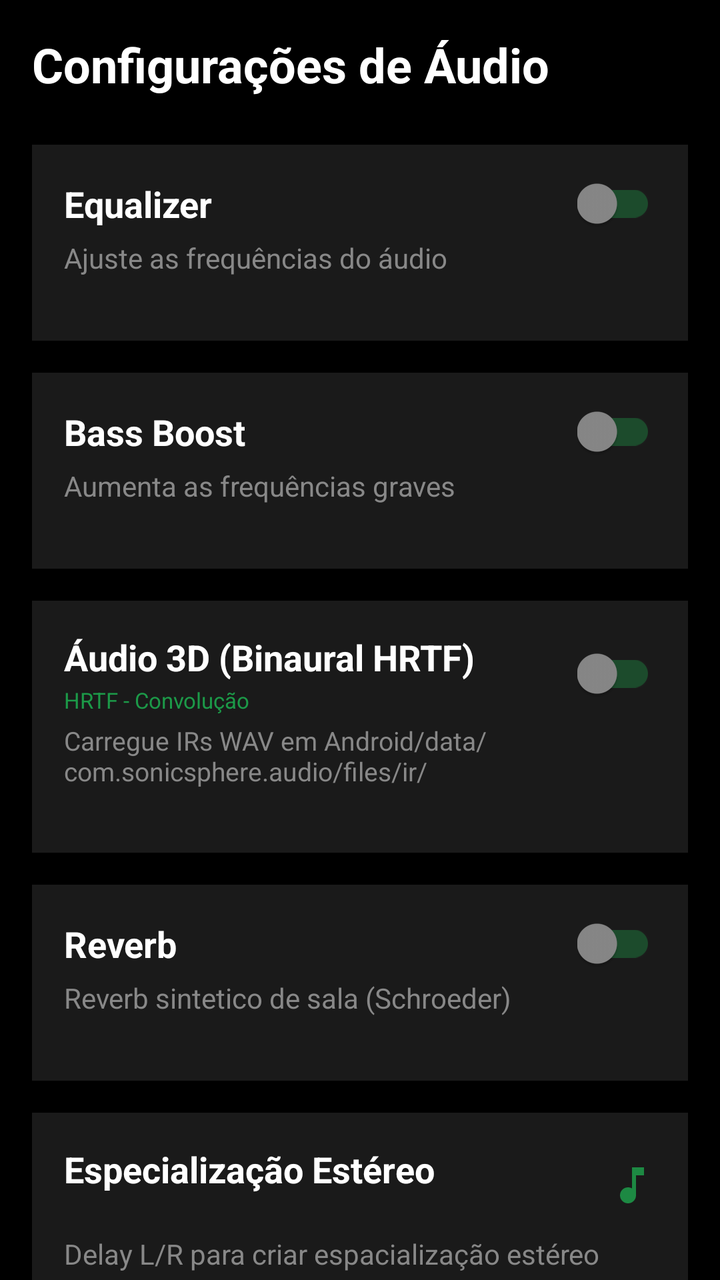
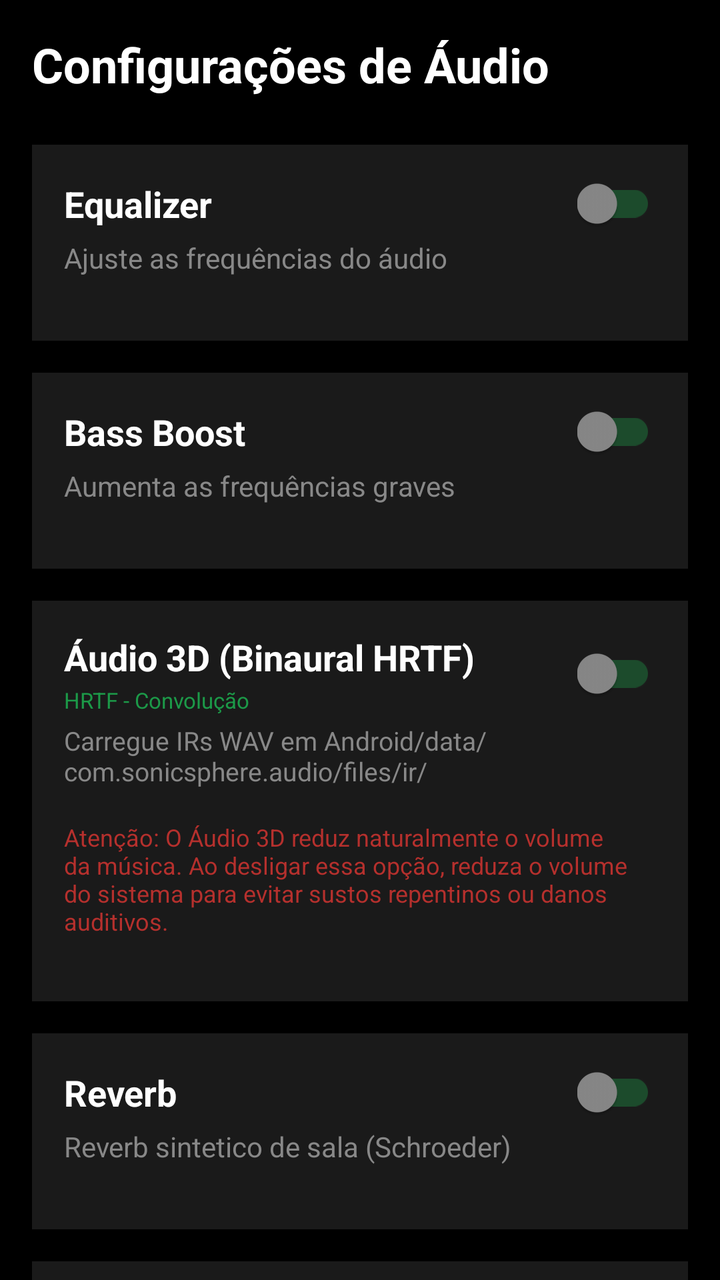

An Android layout rendered at two revisions. The XML below is the earlier revision; the diff shows what the commit changed to produce the second picture.
<!-- AndroidManifest.xml: application theme Theme.AppCompat.DayNight.DarkActionBar -->
<!-- res/layout/fragment_settings.xml -->
<?xml version="1.0" encoding="utf-8"?>
<ScrollView xmlns:android="http://schemas.android.com/apk/res/android"
    xmlns:app="http://schemas.android.com/apk/res-auto"
    android:layout_width="match_parent"
    android:layout_height="match_parent"
    android:background="@color/black"
    android:fillViewport="true">

    <LinearLayout
        android:layout_width="match_parent"
        android:layout_height="wrap_content"
        android:orientation="vertical"
        android:padding="16dp">

        
        <TextView
            android:id="@+id/textView"
            android:layout_width="match_parent"
            android:layout_height="wrap_content"
            android:text="Configurações de Áudio"
            android:textColor="@color/white"
            android:textSize="24sp"
            android:textStyle="bold"
            android:layout_marginBottom="24dp" />

        
        <LinearLayout
            android:layout_width="match_parent"
            android:layout_height="wrap_content"
            android:orientation="vertical"
            android:background="#1A1A1A"
            android:padding="16dp"
            android:layout_marginBottom="16dp">

            <LinearLayout
                android:layout_width="match_parent"
                android:layout_height="wrap_content"
                android:orientation="horizontal"
                android:gravity="center_vertical">

                <TextView
                    android:layout_width="0dp"
                    android:layout_height="wrap_content"
                    android:layout_weight="1"
                    android:text="Equalizer"
                    android:textColor="@color/white"
                    android:textSize="18sp"
                    android:textStyle="bold" />

                <androidx.appcompat.widget.SwitchCompat
                    android:id="@+id/switchEqualizer"
                    android:layout_width="wrap_content"
                    android:layout_height="wrap_content"
                    android:theme="@style/SwitchTheme" />

            </LinearLayout>

            <TextView
                android:layout_width="match_parent"
                android:layout_height="wrap_content"
                android:text="Ajuste as frequências do áudio"
                android:textColor="@color/gray"
                android:textSize="14sp"
                android:layout_marginTop="4dp"
                android:layout_marginBottom="16dp" />

            <LinearLayout
                android:id="@+id/equalizerBandsContainer"
                android:layout_width="match_parent"
                android:layout_height="wrap_content"
                android:orientation="vertical"
                android:visibility="gone" />

        </LinearLayout>

        
        <LinearLayout
            android:layout_width="match_parent"
            android:layout_height="wrap_content"
            android:orientation="vertical"
            android:background="#1A1A1A"
            android:padding="16dp"
            android:layout_marginBottom="16dp">

            <LinearLayout
                android:layout_width="match_parent"
                android:layout_height="wrap_content"
                android:orientation="horizontal"
                android:gravity="center_vertical">

                <TextView
                    android:layout_width="0dp"
                    android:layout_height="wrap_content"
                    android:layout_weight="1"
                    android:text="Bass Boost"
                    android:textColor="@color/white"
                    android:textSize="18sp"
                    android:textStyle="bold" />

                <androidx.appcompat.widget.SwitchCompat
                    android:id="@+id/switchBassBoost"
                    android:layout_width="wrap_content"
                    android:layout_height="wrap_content"
                    android:theme="@style/SwitchTheme" />

            </LinearLayout>

            <TextView
                android:layout_width="match_parent"
                android:layout_height="wrap_content"
                android:text="Aumenta as frequências graves"
                android:textColor="@color/gray"
                android:textSize="14sp"
                android:layout_marginTop="4dp"
                android:layout_marginBottom="16dp" />

            <LinearLayout
                android:id="@+id/bassBoostControlsContainer"
                android:layout_width="match_parent"
                android:layout_height="wrap_content"
                android:orientation="vertical"
                android:visibility="gone">

                <LinearLayout
                    android:layout_width="match_parent"
                    android:layout_height="wrap_content"
                    android:orientation="horizontal"
                    android:gravity="center_vertical"
                    android:layout_marginBottom="8dp">

                    <TextView
                        android:layout_width="wrap_content"
                        android:layout_height="wrap_content"
                        android:text="Intensidade: "
                        android:textColor="@color/white"
                        android:textSize="14sp" />

                    <TextView
                        android:id="@+id/textBassBoostValue"
                        android:layout_width="wrap_content"
                        android:layout_height="wrap_content"
                        android:text="0%"
                        android:textColor="@color/spotify_green"
                        android:textSize="14sp"
                        android:textStyle="bold" />

                </LinearLayout>

                <SeekBar
                    android:id="@+id/seekBarBassBoost"
                    android:layout_width="match_parent"
                    android:layout_height="wrap_content"
                    android:progressTint="@color/spotify_green"
                    android:thumbTint="@color/spotify_green" />

            </LinearLayout>

        </LinearLayout>

        
        <LinearLayout
            android:layout_width="match_parent"
            android:layout_height="wrap_content"
            android:orientation="vertical"
            android:background="#1A1A1A"
            android:padding="16dp"
            android:layout_marginBottom="16dp">

            
            <LinearLayout
                android:layout_width="match_parent"
                android:layout_height="wrap_content"
                android:orientation="horizontal"
                android:gravity="center_vertical">

                <LinearLayout
                    android:layout_width="0dp"
                    android:layout_height="wrap_content"
                    android:layout_weight="1"
                    android:orientation="vertical">

                    <TextView
                        android:layout_width="match_parent"
                        android:layout_height="wrap_content"
                        android:text="Áudio 3D (Binaural HRTF)"
                        android:textColor="@color/white"
                        android:textSize="18sp"
                        android:textStyle="bold" />

                    <TextView
                        android:layout_width="match_parent"
                        android:layout_height="wrap_content"
                        android:text="HRTF - Convolução"
                        android:textColor="@color/spotify_green"
                        android:textSize="11sp"
                        android:layout_marginTop="2dp"
                        android:alpha="0.8" />

                </LinearLayout>

                <androidx.appcompat.widget.SwitchCompat
                    android:id="@+id/switchBinaural"
                    android:layout_width="wrap_content"
                    android:layout_height="wrap_content"
                    android:theme="@style/SwitchTheme" />

            </LinearLayout>

            <TextView
                android:layout_width="match_parent"
                android:layout_height="wrap_content"
                android:text="Carregue IRs WAV em Android/data/com.sonicsphere.audio/files/ir/"
                android:textColor="@color/gray"
                android:textSize="13sp"
                android:layout_marginTop="4dp"
                android:layout_marginBottom="16dp" />

            
            <LinearLayout
                android:id="@+id/binauralSlotsContainer"
                android:layout_width="match_parent"
                android:layout_height="wrap_content"
                android:orientation="vertical"
                android:visibility="gone">

                
                <LinearLayout
                    android:layout_width="match_parent"
                    android:layout_height="wrap_content"
                    android:orientation="horizontal"
                    android:gravity="center_vertical"
                    android:layout_marginBottom="10dp">

                    <LinearLayout
                        android:layout_width="0dp"
                        android:layout_height="wrap_content"
                        android:layout_weight="1"
                        android:orientation="vertical">

                        <TextView
                            android:layout_width="wrap_content"
                            android:layout_height="wrap_content"
                            android:text="LEFT"
                            android:textColor="@color/white"
                            android:textSize="14sp"
                            android:textStyle="bold" />

                        <TextView
                            android:id="@+id/textIrLeft"
                            android:layout_width="wrap_content"
                            android:layout_height="wrap_content"
                            android:text="Padrao (asset)"
                            android:textColor="@color/gray"
                            android:textSize="12sp" />

                    </LinearLayout>

                    <Button
                        android:id="@+id/btnIrLeft"
                        android:layout_width="wrap_content"
                        android:layout_height="36dp"
                        android:text="Trocar"
                        android:textSize="12sp"
                        android:backgroundTint="@color/spotify_green"
                        android:textColor="@color/black" />

                    <Button
                        android:id="@+id/btnIrLeftClear"
                        android:layout_width="wrap_content"
                        android:layout_height="36dp"
                        android:text="X"
                        android:textSize="12sp"
                        android:layout_marginStart="6dp"
                        android:backgroundTint="#333333"
                        android:textColor="@color/gray" />

                </LinearLayout>

                
                <LinearLayout
                    android:layout_width="match_parent"
                    android:layout_height="wrap_content"
                    android:orientation="horizontal"
                    android:gravity="center_vertical">

                    <LinearLayout
                        android:layout_width="0dp"
                        android:layout_height="wrap_content"
                        android:layout_weight="1"
                        android:orientation="vertical">

                        <TextView
                            android:layout_width="wrap_content"
                            android:layout_height="wrap_content"
                            android:text="RIGHT"
                            android:textColor="@color/white"
                            android:textSize="14sp"
                            android:textStyle="bold" />

                        <TextView
                            android:id="@+id/textIrRight"
                            android:layout_width="wrap_content"
                            android:layout_height="wrap_content"
                            android:text="Padrao (asset)"
                            android:textColor="@color/gray"
                            android:textSize="12sp" />

                    </LinearLayout>

                    <Button
                        android:id="@+id/btnIrRight"
                        android:layout_width="wrap_content"
                        android:layout_height="36dp"
                        android:text="Trocar"
                        android:textSize="12sp"
                        android:backgroundTint="@color/spotify_green"
                        android:textColor="@color/black" />

                    <Button
                        android:id="@+id/btnIrRightClear"
                        android:layout_width="wrap_content"
                        android:layout_height="36dp"
                        android:text="X"
                        android:textSize="12sp"
                        android:layout_marginStart="6dp"
                        android:backgroundTint="#333333"
                        android:textColor="@color/gray" />

                </LinearLayout>

                
                <LinearLayout
                    android:layout_width="match_parent"
                    android:layout_height="wrap_content"
                    android:orientation="horizontal"
                    android:gravity="center_vertical"
                    android:layout_marginTop="12dp"
                    android:layout_marginBottom="4dp">

                    <TextView
                        android:layout_width="0dp"
                        android:layout_height="wrap_content"
                        android:layout_weight="1"
                        android:text="Post-gain"
                        android:textColor="@color/white"
                        android:textSize="14sp" />

                    <TextView
                        android:id="@+id/textBinauralPostGain"
                        android:layout_width="wrap_content"
                        android:layout_height="wrap_content"
                        android:text="0 dB"
                        android:textColor="@color/spotify_green"
                        android:textSize="14sp"
                        android:textStyle="bold" />

                </LinearLayout>

                <SeekBar
                    android:id="@+id/seekBarBinauralPostGain"
                    android:layout_width="match_parent"
                    android:layout_height="wrap_content"
                    android:max="24"
                    android:progress="12"
                    android:progressTint="@color/spotify_green"
                    android:thumbTint="@color/spotify_green" />

            </LinearLayout>

        </LinearLayout>

        
        <LinearLayout
            android:layout_width="match_parent"
            android:layout_height="wrap_content"
            android:orientation="vertical"
            android:background="#1A1A1A"
            android:padding="16dp"
            android:layout_marginBottom="16dp">

            <LinearLayout
                android:layout_width="match_parent"
                android:layout_height="wrap_content"
                android:orientation="horizontal"
                android:gravity="center_vertical">

                <TextView
                    android:layout_width="0dp"
                    android:layout_height="wrap_content"
                    android:layout_weight="1"
                    android:text="Reverb"
                    android:textColor="@color/white"
                    android:textSize="18sp"
                    android:textStyle="bold" />

                <androidx.appcompat.widget.SwitchCompat
                    android:id="@+id/switchReverb"
                    android:layout_width="wrap_content"
                    android:layout_height="wrap_content"
                    android:theme="@style/SwitchTheme" />

            </LinearLayout>

            <TextView
                android:layout_width="match_parent"
                android:layout_height="wrap_content"
                android:text="Reverb sintetico de sala (Schroeder)"
                android:textColor="@color/gray"
                android:textSize="14sp"
                android:layout_marginTop="4dp"
                android:layout_marginBottom="16dp" />

            <LinearLayout
                android:id="@+id/reverbControlsContainer"
                android:layout_width="match_parent"
                android:layout_height="wrap_content"
                android:orientation="vertical"
                android:visibility="gone">

                
                <LinearLayout
                    android:layout_width="match_parent"
                    android:layout_height="wrap_content"
                    android:orientation="horizontal"
                    android:gravity="center_vertical"
                    android:layout_marginBottom="4dp">

                    <TextView
                        android:layout_width="0dp"
                        android:layout_height="wrap_content"
                        android:layout_weight="1"
                        android:text="Tamanho da sala"
                        android:textColor="@color/white"
                        android:textSize="14sp" />

                    <TextView
                        android:id="@+id/textReverbRoomSize"
                        android:layout_width="wrap_content"
                        android:layout_height="wrap_content"
                        android:text="50%"
                        android:textColor="@color/spotify_green"
                        android:textSize="14sp"
                        android:textStyle="bold" />

                </LinearLayout>

                <SeekBar
                    android:id="@+id/seekBarReverbRoomSize"
                    android:layout_width="match_parent"
                    android:layout_height="wrap_content"
                    android:layout_marginBottom="16dp"
                    android:progressTint="@color/spotify_green"
                    android:thumbTint="@color/spotify_green" />

                
                <LinearLayout
                    android:layout_width="match_parent"
                    android:layout_height="wrap_content"
                    android:orientation="horizontal"
                    android:gravity="center_vertical"
                    android:layout_marginBottom="4dp">

                    <TextView
                        android:layout_width="0dp"
                        android:layout_height="wrap_content"
                        android:layout_weight="1"
                        android:text="Wet (mix)"
                        android:textColor="@color/white"
                        android:textSize="14sp" />

                    <TextView
                        android:id="@+id/textReverbWet"
                        android:layout_width="wrap_content"
                        android:layout_height="wrap_content"
                        android:text="25%"
                        android:textColor="@color/spotify_green"
                        android:textSize="14sp"
                        android:textStyle="bold" />

                </LinearLayout>

                <SeekBar
                    android:id="@+id/seekBarReverbWet"
                    android:layout_width="match_parent"
                    android:layout_height="wrap_content"
                    android:layout_marginBottom="16dp"
                    android:progressTint="@color/spotify_green"
                    android:thumbTint="@color/spotify_green" />

                
                <LinearLayout
                    android:layout_width="match_parent"
                    android:layout_height="wrap_content"
                    android:orientation="horizontal"
                    android:gravity="center_vertical"
                    android:layout_marginBottom="4dp">

                    <TextView
                        android:layout_width="0dp"
                        android:layout_height="wrap_content"
                        android:layout_weight="1"
                        android:text="Amortecimento"
                        android:textColor="@color/white"
                        android:textSize="14sp" />

                    <TextView
                        android:id="@+id/textReverbDamping"
                        android:layout_width="wrap_content"
                        android:layout_height="wrap_content"
                        android:text="40%"
                        android:textColor="@color/spotify_green"
                        android:textSize="14sp"
                        android:textStyle="bold" />

                </LinearLayout>

                <SeekBar
                    android:id="@+id/seekBarReverbDamping"
                    android:layout_width="match_parent"
                    android:layout_height="wrap_content"
                    android:progressTint="@color/spotify_green"
                    android:thumbTint="@color/spotify_green" />

            </LinearLayout>

        </LinearLayout>

        
        <LinearLayout
            android:layout_width="match_parent"
            android:layout_height="wrap_content"
            android:orientation="vertical"
            android:background="#1A1A1A"
            android:padding="16dp">

            <LinearLayout
                android:layout_width="match_parent"
                android:layout_height="wrap_content"
                android:orientation="horizontal"
                android:gravity="center_vertical">

                <LinearLayout
                    android:layout_width="0dp"
                    android:layout_height="wrap_content"
                    android:layout_weight="1"
                    android:orientation="vertical">

                    <TextView
                        android:layout_width="match_parent"
                        android:layout_height="wrap_content"
                        android:text="Especialização Estéreo"
                        android:textColor="@color/white"
                        android:textSize="18sp"
                        android:textStyle="bold" />

                    <TextView
                        android:layout_width="match_parent"
                        android:layout_height="wrap_content"
                        android:textColor="@color/spotify_green"
                        android:textSize="11sp"
                        android:layout_marginTop="2dp"
                        android:alpha="0.8" />

                </LinearLayout>

                <ImageView
                    android:layout_width="24dp"
                    android:layout_height="24dp"
                    android:src="@drawable/ic_music_note"
                    android:alpha="0.7"
                    app:tint="@color/spotify_green" />

            </LinearLayout>

            <TextView
                android:layout_width="match_parent"
                android:layout_height="wrap_content"
                android:text="Delay L/R para criar espacialização estéreo"
                android:textColor="@color/gray"
                android:textSize="14sp"
                android:layout_marginTop="4dp"
                android:layout_marginBottom="16dp" />

            <RadioGroup
                android:id="@+id/radioGroupHaas"
                android:layout_width="match_parent"
                android:layout_height="wrap_content"
                android:orientation="vertical">

                <RadioButton
                    android:id="@+id/radioHaasOff"
                    android:layout_width="match_parent"
                    android:layout_height="wrap_content"
                    android:text="Desativado"
                    android:textColor="@color/white"
                    android:buttonTint="@color/spotify_green"
                    android:checked="true"
                    android:paddingVertical="8dp" />

                <RadioButton
                    android:id="@+id/radioHaasShort"
                    android:layout_width="match_parent"
                    android:layout_height="wrap_content"
                    android:text="Curto (10ms) - Sutil"
                    android:textColor="@color/white"
                    android:buttonTint="@color/spotify_green"
                    android:paddingVertical="8dp" />

                <RadioButton
                    android:id="@+id/radioHaasMedium"
                    android:layout_width="match_parent"
                    android:layout_height="wrap_content"
                    android:text="Médio (30ms) - Moderado"
                    android:textColor="@color/white"
                    android:buttonTint="@color/spotify_green"
                    android:paddingVertical="8dp" />

                <RadioButton
                    android:id="@+id/radioHaasLong"
                    android:layout_width="match_parent"
                    android:layout_height="wrap_content"
                    android:text="Longo (50ms) - Intenso"
                    android:textColor="@color/white"
                    android:buttonTint="@color/spotify_green"
                    android:paddingVertical="8dp" />

            </RadioGroup>

        </LinearLayout>

    </LinearLayout>

</ScrollView>
<!-- resources referenced by this layout -->
<resources>
  <color name="black">#FF000000</color>
  <color name="gray">#FF888888</color>
  <color name="spotify_green">#FF1DB954</color>
  <color name="white">#FFFFFFFF</color>
  <!-- drawable ic_music_note (drawable) -->
  <vector xmlns:android="http://schemas.android.com/apk/res/android"
      android:width="24dp"
      android:height="24dp"
      android:viewportWidth="24"
      android:viewportHeight="24">
      <path
          android:fillColor="@color/white"
          android:pathData="M12,3v10.55c-0.59,-0.34 -1.27,-0.55 -2,-0.55 -2.21,0 -4,1.79 -4,4s1.79,4 4,4 4,-1.79 4,-4V7h4V3H12z"/>
  </vector>
  <style name="SwitchTheme">
          <item name="colorControlActivated">@color/spotify_green</item>
          <item name="colorSwitchThumbNormal">@color/gray</item>
          <item name="android:colorForeground">@color/spotify_green</item>
      </style>
</resources>

<!-- the commit's change to res/layout/fragment_settings.xml (unified diff, before → after) -->
@@ -215,6 +215,14 @@
                 android:layout_marginTop="4dp"
                 android:layout_marginBottom="16dp" />
 
+            <TextView
+                android:layout_width="match_parent"
+                android:layout_height="wrap_content"
+                android:text="Atenção: O Áudio 3D reduz naturalmente o volume da música. Ao desligar essa opção, reduza o volume do sistema para evitar sustos repentinos ou danos auditivos."
+                android:textColor="#B5302D"
+                android:textSize="12sp"
+                android:layout_marginBottom="16dp" />
+
             
             <LinearLayout
                 android:id="@+id/binauralSlotsContainer"
